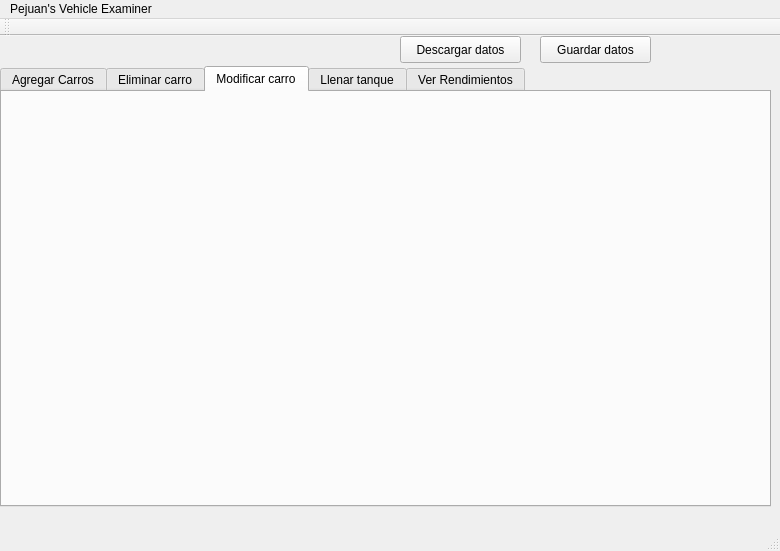
Above: RendimientoCarro/mainwindow.ui from pejuan/11411073-proyecto-02 before the change. Below: the same form after it.
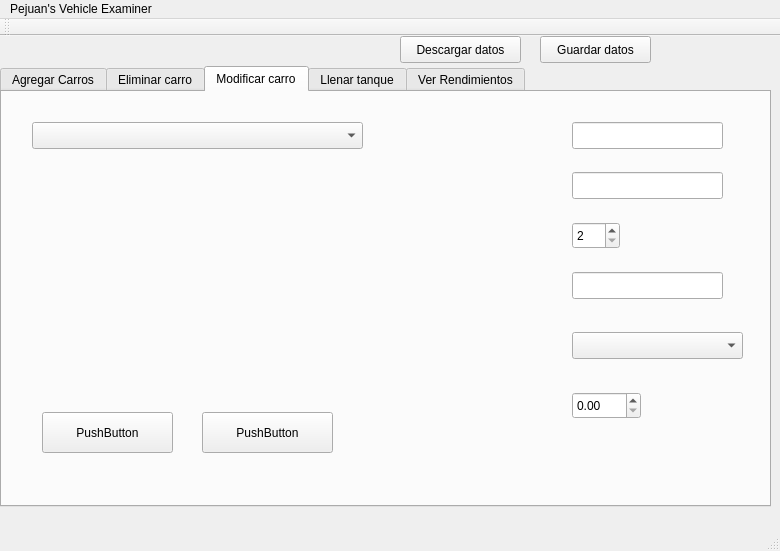
That is the form after the change. The open tabs and pages were chosen to show the change.

Commit message: agregado campos en modificar

```diff
--- a/RendimientoCarro/mainwindow.ui
+++ b/RendimientoCarro/mainwindow.ui
@@ -239,6 +239,108 @@
      <attribute name="title">
       <string>Modificar carro</string>
      </attribute>
+     <widget class="QComboBox" name="cb_carrosmodificar">
+      <property name="geometry">
+       <rect>
+        <x>30</x>
+        <y>30</y>
+        <width>331</width>
+        <height>27</height>
+       </rect>
+      </property>
+     </widget>
+     <widget class="QLineEdit" name="lineEdit">
+      <property name="geometry">
+       <rect>
+        <x>570</x>
+        <y>30</y>
+        <width>151</width>
+        <height>27</height>
+       </rect>
+      </property>
+     </widget>
+     <widget class="QLineEdit" name="lineEdit_2">
+      <property name="geometry">
+       <rect>
+        <x>570</x>
+        <y>80</y>
+        <width>151</width>
+        <height>27</height>
+       </rect>
+      </property>
+     </widget>
+     <widget class="QSpinBox" name="spinBox">
+      <property name="geometry">
+       <rect>
+        <x>570</x>
+        <y>130</y>
+        <width>48</width>
+        <height>27</height>
+       </rect>
+      </property>
+      <property name="minimum">
+       <number>2</number>
+      </property>
+      <property name="maximum">
+       <number>12</number>
+      </property>
+     </widget>
+     <widget class="QLineEdit" name="lineEdit_3">
+      <property name="geometry">
+       <rect>
+        <x>570</x>
+        <y>180</y>
+        <width>151</width>
+        <height>27</height>
+       </rect>
+      </property>
+     </widget>
+     <widget class="QComboBox" name="comboBox">
+      <property name="geometry">
+       <rect>
+        <x>570</x>
+        <y>240</y>
+        <width>171</width>
+        <height>27</height>
+       </rect>
+      </property>
+     </widget>
+     <widget class="QDoubleSpinBox" name="doubleSpinBox">
+      <property name="geometry">
+       <rect>
+        <x>570</x>
+        <y>300</y>
+        <width>69</width>
+        <height>27</height>
+       </rect>
+      </property>
+     </widget>
+     <widget class="QPushButton" name="pushButton">
+      <property name="geometry">
+       <rect>
+        <x>40</x>
+        <y>320</y>
+        <width>131</width>
+        <height>41</height>
+       </rect>
+      </property>
+      <property name="text">
+       <string>PushButton</string>
+      </property>
+     </widget>
+     <widget class="QPushButton" name="pushButton_2">
+      <property name="geometry">
+       <rect>
+        <x>200</x>
+        <y>320</y>
+        <width>131</width>
+        <height>41</height>
+       </rect>
+      </property>
+      <property name="text">
+       <string>PushButton</string>
+      </property>
+     </widget>
     </widget>
     <widget class="QWidget" name="tab_3">
      <attribute name="title">
```
Left out of the diff: 2 changed lines with no effect on the pictures.
